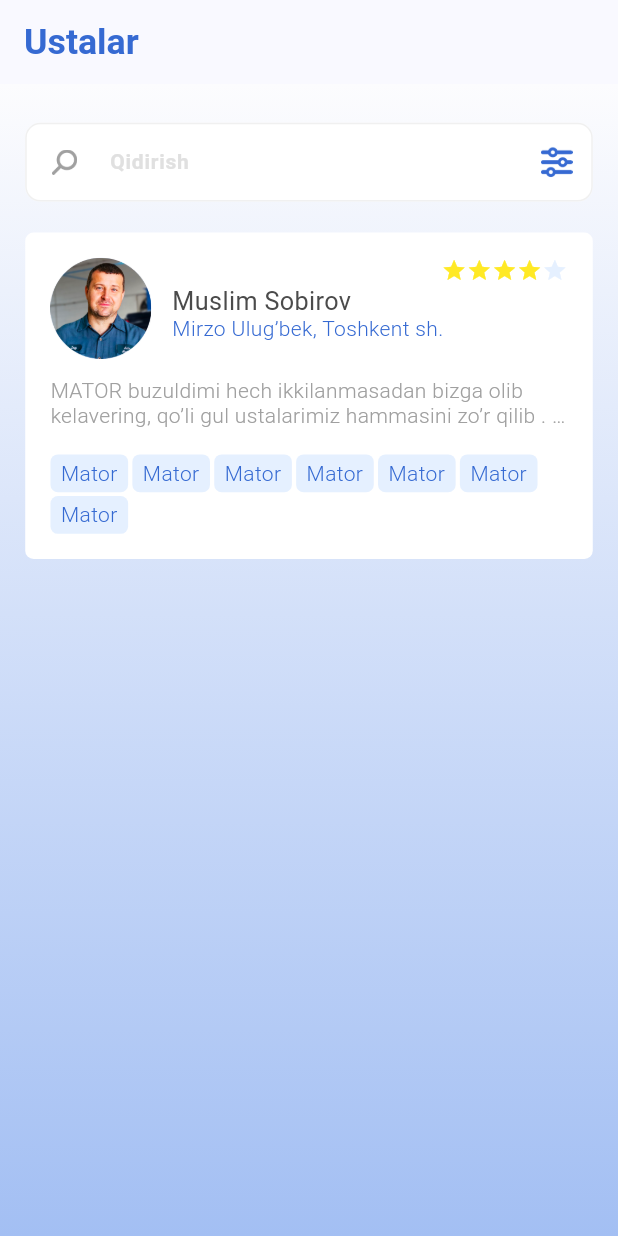
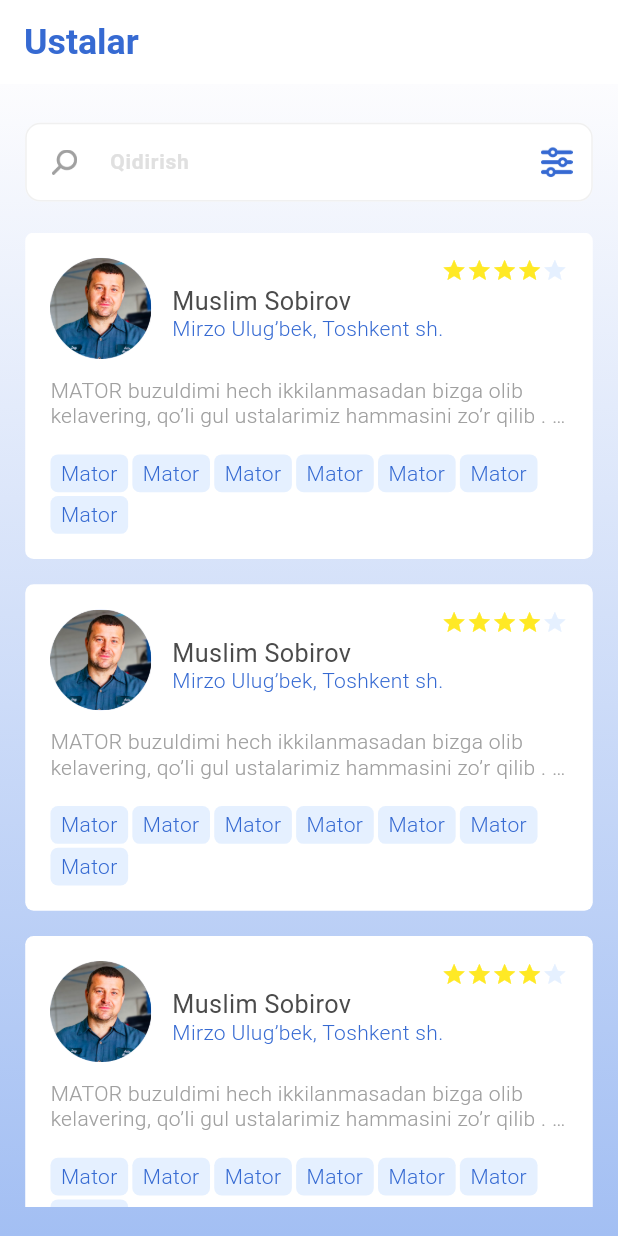
Before and after one commit to Abdurahim2704/markab, a Flutter app: the MasterViewPage screen opened directly, on a phone screen of 412 x 824 dp. Run offline on Flutter 3.47's test engine with Material 3 defaults, Android fonts, the phone set to English and light mode, and no system bars; our stand-ins replace bloc, equatable, flutter_bloc, flutter_screenutil, flutter_svg, get_it and 4 more; accounts and stored records are empty.

Commit message:
bug fixes

```diff
--- a/lib/features/auth/presentation/pages/car_register_page.dart
+++ b/lib/features/auth/presentation/pages/car_register_page.dart
@@ -46,7 +46,7 @@ class _CarRegisterPageState extends State<CarRegisterPage> {
                 children: [
                   Container(
                     margin: EdgeInsets.zero,
-                    padding: const EdgeInsets.symmetric(horizontal: 15),
+                    padding: EdgeInsets.symmetric(horizontal: 14.w),
                     width: 240.sp,
                     height: 50.sp,
                     decoration: BoxDecoration(
--- a/lib/features/card/presentation/bloc/card_bloc/card_event.dart
+++ b/lib/features/card/presentation/bloc/card_bloc/card_event.dart
@@ -9,8 +9,11 @@ class GetCardEvent extends CardEvent {
   final String expireDate;
   final String name;
 
-  const GetCardEvent(
-      {required this.name, required this.expireDate, required this.cardNumber});
+  const GetCardEvent({
+    required this.name,
+    required this.expireDate,
+    required this.cardNumber,
+  });
 }
 
 class GetLocalCardEvent extends CardEvent {
--- a/lib/features/master/presentation/master_view_page/master_view_page.dart
+++ b/lib/features/master/presentation/master_view_page/master_view_page.dart
@@ -64,6 +64,9 @@ class _MasterViewPageState extends State<MasterViewPage> {
   Widget build(BuildContext context) {
     return Scaffold(
       appBar: AppBar(
+        automaticallyImplyLeading: false,
+        backgroundColor: CustomColors.oxFFFFFFFF,
+        scrolledUnderElevation: 0,
         title: const AppBarTitle(
           text: "Ustalar",
         ),
@@ -85,10 +88,14 @@ class _MasterViewPageState extends State<MasterViewPage> {
                   enabledBorder: const OutlineInputBorder(
                     borderSide:
                         BorderSide(color: CustomColors.textfieldGrey, width: 1),
-                    borderRadius: BorderRadius.all(Radius.circular(10)),
+                    borderRadius: BorderRadius.all(
+                      Radius.circular(10),
+                    ),
                   ),
                   border: const OutlineInputBorder(
-                    borderRadius: BorderRadius.all(Radius.circular(10)),
+                    borderRadius: BorderRadius.all(
+                      Radius.circular(10),
+                    ),
                     borderSide:
                         BorderSide(color: CustomColors.textfieldGrey, width: 1),
                   ),
@@ -145,9 +152,11 @@ class _MasterViewPageState extends State<MasterViewPage> {
                 ),
               ),
               SizedBox(height: 16.h),
-              ListView.builder(
+              Expanded(
+                child: ListView.separated(
+                  separatorBuilder: (context, index) => SizedBox(height: 12.w),
                   shrinkWrap: true,
-                itemCount: 1,
+                  itemCount: 3,
                   itemBuilder: (context, index) {
                     return Container(
                       padding: EdgeInsets.all(12.sp),
@@ -278,6 +287,8 @@ class _MasterViewPageState extends State<MasterViewPage> {
                     );
                   },
                 ),
+              ),
+              SizedBox(height: 15.h),
             ],
           ),
         ),
```
Also changed, not shown: lib/features/card/presentation/all_cards_page/all_cards_page.dart (+19 -7 lines), 1 other file. Lines whose indentation alone changed are shown as unchanged.
